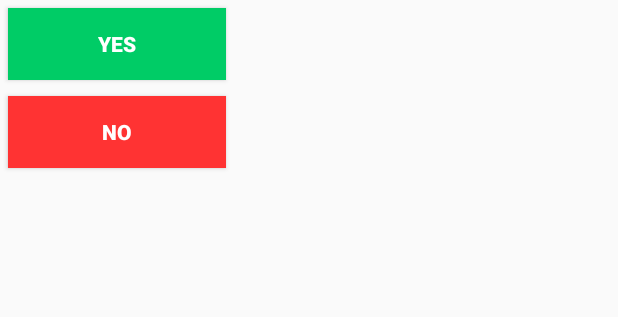
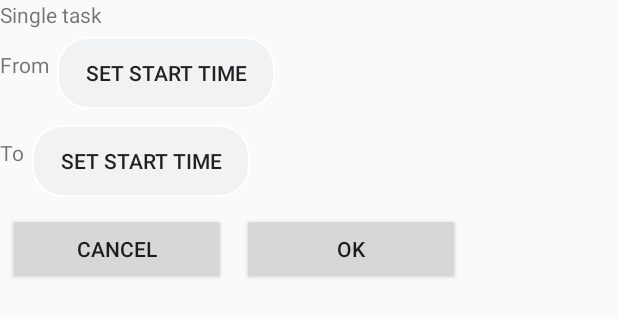
Before and after one commit to keineZeit/SoundGear, an Android app: the layout dialog_singletask.xml on its own in the app's theme, with its tools: preview values and no code run, on a phone screen of 412 x 824 dp. Shown: the top 317 px of the screen. Run offline under Robolectric (Android 15) with nearby library versions, the phone set to English and light mode, and no system bars.

```diff
--- a/app/src/main/java/android/soundgear/ISingleTaskDialogListener.java
+++ b/app/src/main/java/android/soundgear/ISingleTaskDialogListener.java
@@ -5,5 +5,5 @@ package android.soundgear;
  */
 
 public interface ISingleTaskDialogListener {
-    void OnFinishDialog(boolean state);
+    void OnFinishDialog(int state, Object data);
 }
--- a/app/src/main/java/android/soundgear/MainActivity.java
+++ b/app/src/main/java/android/soundgear/MainActivity.java
@@ -3,11 +3,14 @@ package android.soundgear;
 import android.support.v4.view.ViewPager;
 import android.support.v7.app.AppCompatActivity;
 import android.os.Bundle;
+import android.widget.Toast;
 
 import com.gigamole.navigationtabstrip.NavigationTabStrip;
 
 public class MainActivity extends AppCompatActivity {
 
+    int SOUND_FRAG = 0;
+    int AIRPLANE_FRAG = 1;
     private NavigationTabStrip mNavigationTabStrip;
 
     @Override
@@ -22,7 +25,7 @@ public class MainActivity extends AppCompatActivity {
         ViewPager mViewPager = (ViewPager) findViewById(R.id.pager);
         mViewPager.setAdapter(new PageAdapter(getSupportFragmentManager()));
         mNavigationTabStrip = (NavigationTabStrip) findViewById(R.id.nts_title);
-        mNavigationTabStrip.setViewPager(mViewPager, 1);
+        mNavigationTabStrip.setViewPager(mViewPager, SOUND_FRAG);
         mNavigationTabStrip.setTitles("Sound", "Airplane");
     }
 
--- a/app/src/main/res/layout/dialog_singletask.xml
+++ b/app/src/main/res/layout/dialog_singletask.xml
@@ -1,23 +1,60 @@
 <?xml version="1.0" encoding="utf-8"?>
 <LinearLayout xmlns:android="http://schemas.android.com/apk/res/android"
-    android:orientation="vertical" android:layout_width="match_parent"
+    android:orientation="vertical"
+    android:layout_width="match_parent"
     android:layout_height="match_parent">
+    <TextView
+        android:layout_width="wrap_content"
+        android:layout_height="wrap_content"
+        android:text="@string/all_singletask"
+        android:gravity="center"/>
+    <LinearLayout
+            android:layout_width="wrap_content"
+            android:layout_height="wrap_content"
+            android:orientation="horizontal">
+        <TextView
+            android:layout_width="wrap_content"
+            android:layout_height="wrap_content"
+            android:text="@string/all_from" />
         <Button
-        android:id="@+id/button_dialog_set"
+            android:id="@+id/button_dialog_setstarttime"
             android:layout_width="145dp"
             android:layout_height="wrap_content"
-        android:text="Yes"
-        android:background="#00CC66"
-        android:textColor="#fff"
-        android:textStyle="bold"
-        android:layout_margin="5dp"/>
+            android:text="@string/singletaskdialog_set_starttime"
+            android:background="@drawable/singletask_button"
+            android:layout_margin="5dp" />
+    </LinearLayout>
+    <LinearLayout
+        android:layout_width="wrap_content"
+        android:layout_height="wrap_content"
+        android:orientation="horizontal">
+        <TextView
+            android:layout_width="wrap_content"
+            android:layout_height="wrap_content"
+            android:text="@string/all_to" />
+        <Button
+            android:id="@+id/button_dialog_setendtime"
+            android:layout_width="145dp"
+            android:layout_height="wrap_content"
+            android:text="@string/singletaskdialog_set_starttime"
+            android:background="@drawable/singletask_button"
+            android:layout_margin="5dp" />
+    </LinearLayout>
+    <LinearLayout
+        android:layout_width="wrap_content"
+        android:layout_height="wrap_content"
+        android:orientation="horizontal">
         <Button
             android:id="@+id/button_dialog_cancel"
             android:layout_width="145dp"
             android:layout_height="wrap_content"
-        android:text="No"
-        android:background="#FF3333"
-        android:textColor="#fff"
-        android:textStyle="bold"
+            android:text="@string/all_cancel"
+            android:layout_margin="5dp" />
+        <Button
+            android:id="@+id/button_dialog_ok"
+            android:layout_width="145dp"
+            android:layout_height="wrap_content"
+            android:text="@string/all_ok"
             android:layout_margin="5dp" />
     </LinearLayout>
+</LinearLayout>
--- a/app/src/main/res/values/strings.xml
+++ b/app/src/main/res/values/strings.xml
@@ -1,5 +1,12 @@
 <resources>
     <string name="app_name">SoundGear</string>
     <string name="app_in_work">IN WORK</string>
-    <string name="sound_set_singletask">Set Single Task</string>
+    <string name="all_singletask">Single task</string>
+    <string name="all_ok">Ok</string>
+    <string name="all_cancel">Cancel</string>
+    <string name="sound_set_singletask">Set single task</string>
+    <string name="singletaskdialog_set_starttime">Set start time</string>
+    <string name="singletaskdialog_set_endtime">Set end time</string>
+    <string name="all_from">From</string>
+    <string name="all_to">To</string>
 </resources>
```
Also changed, not shown: app/src/main/AndroidManifest.xml (+7 -0 lines), app/src/main/java/android/soundgear/Constants.java (added, +11 -0 lines), app/src/main/java/android/soundgear/SingleTaskDialog.java (+80 -19 lines), app/src/main/java/android/soundgear/TimeReceiver.java (added, +21 -0 lines), app/src/main/java/android/soundgear/fragments/SoundFragment.java (+43 -36 lines), app/src/main/java/android/soundgear/schedules/SingleTask.java (+10 -10 lines). Lines whose indentation alone changed are shown as unchanged.
